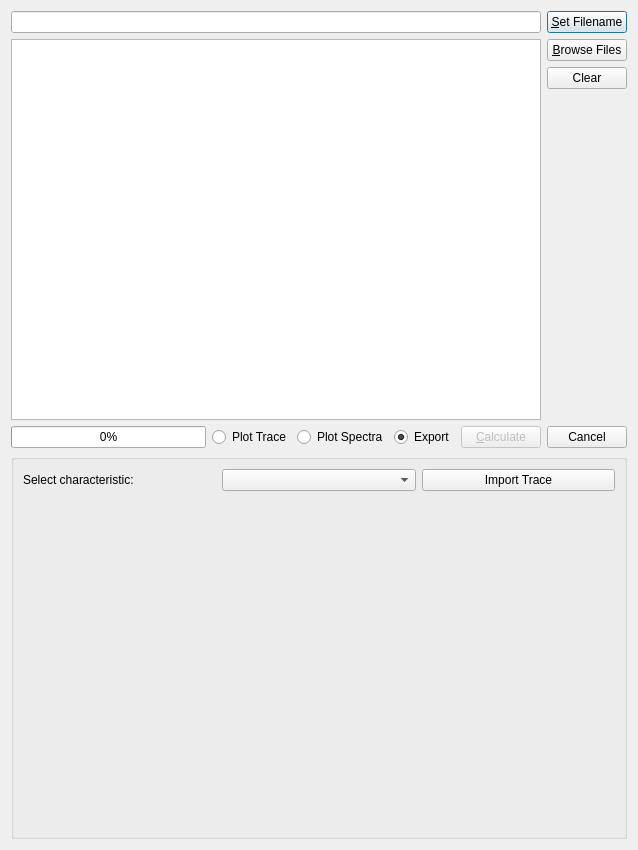
knipe1/oes-spa, file ui/batch_dialog.ui: the form before one commit.
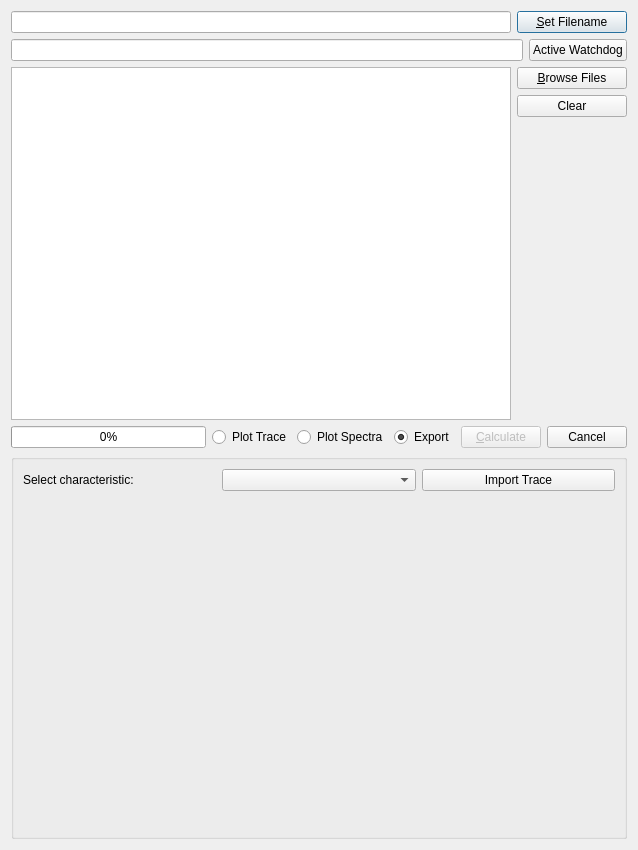
The form after the commit. Icons and pictures are not drawn. Custom widgets are drawn as their Qt base class.

Patch:
```diff
--- a/ui/batch_dialog.ui
+++ b/ui/batch_dialog.ui
@@ -26,8 +26,8 @@
    <iconset>
     <normaloff>afm.jpeg</normaloff>afm.jpeg</iconset>
   </property>
-  <layout class="QGridLayout" name="gridLayout">
-   <item row="0" column="0" colspan="2">
+  <layout class="QVBoxLayout" name="verticalLayout_2">
+   <item>
     <layout class="QHBoxLayout" name="layoutCSVFile">
      <item>
       <widget class="QLineEdit" name="foutCSV">
@@ -38,6 +38,21 @@
      </item>
      <item>
       <widget class="QPushButton" name="btnSetFilename">
+       <property name="enabled">
+        <bool>true</bool>
+       </property>
+       <property name="sizePolicy">
+        <sizepolicy hsizetype="Minimum" vsizetype="Fixed">
+         <horstretch>0</horstretch>
+         <verstretch>0</verstretch>
+        </sizepolicy>
+       </property>
+       <property name="minimumSize">
+        <size>
+         <width>110</width>
+         <height>0</height>
+        </size>
+       </property>
        <property name="text">
         <string>&amp;Set Filename</string>
        </property>
@@ -45,7 +60,103 @@
      </item>
     </layout>
    </item>
-   <item row="4" column="0" colspan="2">
+   <item>
+    <layout class="QHBoxLayout" name="horizontalLayout">
+     <item>
+      <widget class="QLineEdit" name="foutWatchdog">
+       <property name="readOnly">
+        <bool>true</bool>
+       </property>
+      </widget>
+     </item>
+     <item>
+      <widget class="QPushButton" name="btnWatchdog">
+       <property name="text">
+        <string>Active Watchdog</string>
+       </property>
+       <property name="checkable">
+        <bool>true</bool>
+       </property>
+       <property name="checked">
+        <bool>false</bool>
+       </property>
+       <property name="default">
+        <bool>false</bool>
+       </property>
+       <property name="flat">
+        <bool>false</bool>
+       </property>
+      </widget>
+     </item>
+    </layout>
+   </item>
+   <item>
+    <layout class="QHBoxLayout" name="horizontalLayout_2">
+     <item>
+      <widget class="QListWidget" name="listFiles">
+       <property name="maximumSize">
+        <size>
+         <width>800</width>
+         <height>500</height>
+        </size>
+       </property>
+       <property name="acceptDrops">
+        <bool>true</bool>
+       </property>
+      </widget>
+     </item>
+     <item>
+      <layout class="QVBoxLayout" name="verticalLayout">
+       <item>
+        <widget class="QPushButton" name="btnBrowse">
+         <property name="enabled">
+          <bool>true</bool>
+         </property>
+         <property name="minimumSize">
+          <size>
+           <width>110</width>
+           <height>0</height>
+          </size>
+         </property>
+         <property name="text">
+          <string>&amp;Browse Files</string>
+         </property>
+        </widget>
+       </item>
+       <item>
+        <widget class="QPushButton" name="btnClear">
+         <property name="enabled">
+          <bool>true</bool>
+         </property>
+         <property name="text">
+          <string>Clear</string>
+         </property>
+         <attribute name="buttonGroup">
+          <string notr="true">BtnFileaction</string>
+         </attribute>
+        </widget>
+       </item>
+       <item>
+        <spacer name="spacerFiles">
+         <property name="orientation">
+          <enum>Qt::Vertical</enum>
+         </property>
+         <property name="sizeType">
+          <enum>QSizePolicy::Expanding</enum>
+         </property>
+         <property name="sizeHint" stdset="0">
+          <size>
+           <width>20</width>
+           <height>255</height>
+          </size>
+         </property>
+        </spacer>
+       </item>
+      </layout>
+     </item>
+    </layout>
+   </item>
+   <item>
     <layout class="QHBoxLayout" name="layoutProcess">
      <item>
       <widget class="QProgressBar" name="barProgress">
@@ -112,7 +223,7 @@
      </item>
     </layout>
    </item>
-   <item row="5" column="0" colspan="2">
+   <item>
     <widget class="QGroupBox" name="boxTrace">
      <property name="sizePolicy">
       <sizepolicy hsizetype="Expanding" vsizetype="Expanding">
@@ -181,58 +292,6 @@
      </layout>
     </widget>
    </item>
-   <item row="1" column="0" rowspan="3">
-    <widget class="QListWidget" name="listFiles">
-     <property name="maximumSize">
-      <size>
-       <width>800</width>
-       <height>500</height>
-      </size>
-     </property>
-     <property name="acceptDrops">
-      <bool>true</bool>
-     </property>
-    </widget>
-   </item>
-   <item row="2" column="1">
-    <widget class="QPushButton" name="btnClear">
-     <property name="enabled">
-      <bool>true</bool>
-     </property>
-     <property name="text">
-      <string>Clear</string>
-     </property>
-     <attribute name="buttonGroup">
-      <string notr="true">BtnFileaction</string>
-     </attribute>
-    </widget>
-   </item>
-   <item row="1" column="1">
-    <widget class="QPushButton" name="btnBrowse">
-     <property name="enabled">
-      <bool>true</bool>
-     </property>
-     <property name="text">
-      <string>&amp;Browse Files</string>
-     </property>
-    </widget>
-   </item>
-   <item row="3" column="1">
-    <spacer name="spacerFiles">
-     <property name="orientation">
-      <enum>Qt::Vertical</enum>
-     </property>
-     <property name="sizeType">
-      <enum>QSizePolicy::Expanding</enum>
-     </property>
-     <property name="sizeHint" stdset="0">
-      <size>
-       <width>20</width>
-       <height>255</height>
-      </size>
-     </property>
-    </spacer>
-   </item>
   </layout>
  </widget>
  <customwidgets>
```
Left out of the diff: 2 changed lines with no effect on the pictures.
